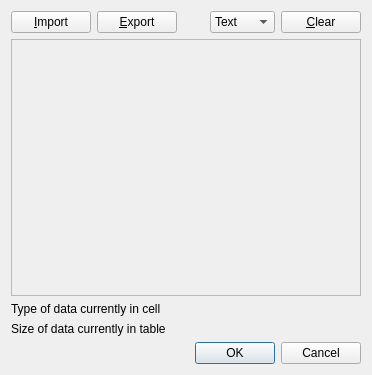
First picture: the form in src/EditDialog.ui, repository sqlitebrowser/sqlitebrowser, before the edit.
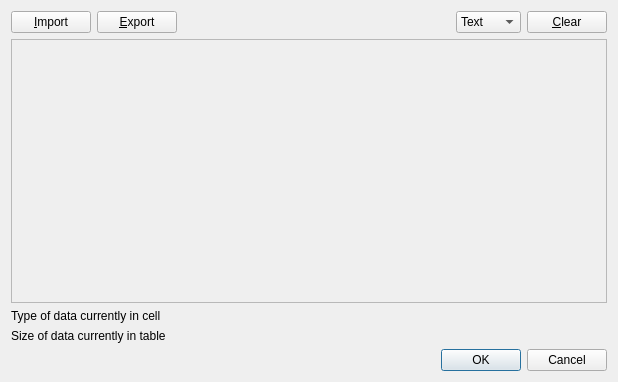
Second picture: the form after the edit. The open tabs and pages were chosen to show the change.

Commit message: EditDialog: Increase size to fit the hex editor widget entirely

```diff
--- a/src/EditDialog.ui
+++ b/src/EditDialog.ui
@@ -6,8 +6,8 @@
    <rect>
     <x>0</x>
     <y>0</y>
-    <width>372</width>
-    <height>375</height>
+    <width>618</width>
+    <height>382</height>
    </rect>
   </property>
   <property name="windowTitle">
@@ -107,8 +107,8 @@
         <rect>
          <x>0</x>
          <y>0</y>
-         <width>358</width>
-         <height>267</height>
+         <width>94</width>
+         <height>24</height>
         </rect>
        </property>
        <layout class="QVBoxLayout" name="verticalLayout_2">
```
